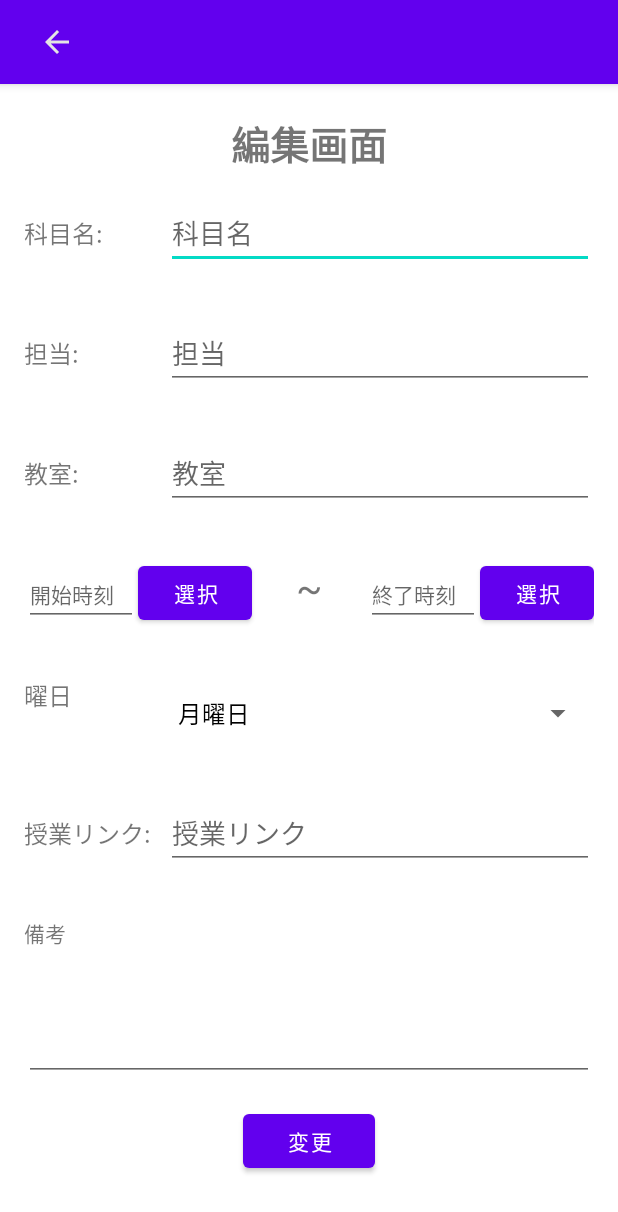
After one commit to SEKI-YUTA/Android_ClassManagementApp, an Android app: the EditClassActivity screen opened directly, with no data from a screen before it, on a phone screen of 412 x 824 dp. The commit adds this screen. Shown: the top 1212 px of the screen. Run offline under Robolectric (Android 15) with nearby library versions, the phone set to English and light mode, and no system bars; our stand-ins replace Room's generated code; 6 statements that could not run were skipped.

Commit message:
add context menu add edit action and delete action to the context menu

```diff
--- a/app/src/main/AndroidManifest.xml
+++ b/app/src/main/AndroidManifest.xml
@@ -13,6 +13,9 @@
         android:supportsRtl="true"
         android:theme="@style/Theme.ClassManagementApp"
         tools:targetApi="31">
+        <activity
+            android:name=".EditClassActivity"
+            android:exported="false" />
         <activity
             android:name=".CClassDetailActivity"
             android:exported="false" />
--- /dev/null
+++ b/app/src/main/java/com/example/classmanagementapp/EditClassActivity.java
@@ -0,0 +1,189 @@
+package com.example.classmanagementapp;
+
+import androidx.appcompat.app.ActionBar;
+import androidx.appcompat.app.AppCompatActivity;
+import androidx.fragment.app.DialogFragment;
+
+import android.content.Intent;
+import android.os.Bundle;
+import android.view.View;
+import android.widget.AdapterView;
+import android.widget.ArrayAdapter;
+import android.widget.Button;
+import android.widget.EditText;
+import android.widget.Spinner;
+import android.widget.Toast;
+
+import com.example.classmanagementapp.Database.RoomDB;
+import com.example.classmanagementapp.Models.CClass;
+import com.example.classmanagementapp.Utils.AppBarSetUP;
+import com.example.classmanagementapp.Utils.EnumConstantValues;
+
+import java.util.Arrays;
+import java.util.Date;
+
+public class EditClassActivity extends AppCompatActivity {
+    private ActionBar actionBar;
+    private EditText edit_subjectName, edit_teacherName, edit_roomName,
+            edit_startTime, edit_endTime, edit_onlineLink, edit_remark;
+    private Button btn_choiceStartTime, btn_choiceEndTime, btn_classEdit;
+    private Spinner spinner_weekDay;
+    private RoomDB database;
+    private int viewPagerPageNum;
+    private CClass currentCClass;
+    @Override
+    protected void onCreate(Bundle savedInstanceState) {
+        super.onCreate(savedInstanceState);
+        setContentView(R.layout.activity_edit_class);
+
+        viewPagerPageNum = getIntent().getIntExtra("viewPagerPageNum", 0);
+        currentCClass = (CClass) getIntent().getSerializableExtra("currentCClass");
+        // アクションバーに戻るボタンを追加
+        actionBar = getSupportActionBar();
+        AppBarSetUP.hideTitle(actionBar);
+        AppBarSetUP.applyCustomLayout(actionBar, R.layout.custom_appbar1);
+        // ここまで
+
+        edit_subjectName = findViewById(R.id.edit_subjectName);
+        edit_teacherName = findViewById(R.id.edit_teacherName);
+        edit_roomName = findViewById(R.id.edit_roomName);
+        edit_startTime = findViewById(R.id.edit_startTime);
+        edit_endTime = findViewById(R.id.edit_endTime);
+        edit_onlineLink = findViewById(R.id.edit_onlineLink);
+        edit_remark = findViewById(R.id.edit_remarkText);
+        btn_choiceStartTime = findViewById(R.id.btn_choiceStartTime);
+        btn_choiceEndTime = findViewById(R.id.btn_choiceEndTime);
+        spinner_weekDay = findViewById(R.id.spinner_weekOfDay);
+        btn_classEdit = findViewById(R.id.btn_classEdit);
+
+        setDefaultValue();
+
+        database = RoomDB.getInstance(EditClassActivity.this);
+
+        edit_startTime.setFocusable(false);
+        edit_endTime.setFocusable(false);
+
+        ArrayAdapter<CharSequence> adapter = ArrayAdapter.createFromResource(this, R.array.weekdays,
+                androidx.appcompat.R.layout.support_simple_spinner_dropdown_item);
+        spinner_weekDay.setAdapter(adapter);
+
+        btn_choiceStartTime.setOnClickListener(new View.OnClickListener() {
+            @Override
+            public void onClick(View view) {
+                // ここにタイムピッカーから取得した値をフォーマットしてから
+                // edit_startTimeに表示させる処理を書く
+                DialogFragment newFragment = new TimePick(edit_startTime);
+                newFragment.show(getSupportFragmentManager(), "timePicker");
+            }
+        });
+
+        btn_choiceEndTime.setOnClickListener(new View.OnClickListener() {
+            @Override
+            public void onClick(View view) {
+                // ここにタイムピッカーから取得した値をフォーマットしてから
+                // edit_endTimeに表示させる処理を書く
+                DialogFragment newFragment = new TimePick(edit_endTime);
+                newFragment.show(getSupportFragmentManager(), "timePicker");
+            }
+        });
+
+        spinner_weekDay.setOnItemSelectedListener(spinnerListener);
+
+        // アクションバーの戻るボタンを押したときの処理
+        findViewById(R.id.customAppbar_goBack).setOnClickListener(new View.OnClickListener() {
+            @Override
+            public void onClick(View view) {
+                backToMain(viewPagerPageNum);
+            }
+        });
+        // ここまで
+
+        btn_classEdit.setOnClickListener(new View.OnClickListener() {
+            @Override
+            public void onClick(View view) {
+                boolean isTimeValid;
+                Date now = new Date();
+                Date startDateTime = new Date();
+                Date endDateTime = new Date();
+
+                // データベースに追加するための下処理と追加処理
+                String subjectName = edit_subjectName.getText().toString();
+                String teacherName = edit_teacherName.getText().toString();
+                String roomName = edit_roomName.getText().toString();
+                String weekOfDay = spinner_weekDay.getSelectedItem().toString();
+                String onlineLink = edit_onlineLink.getText().toString();
+                String remarkText = edit_remark.getText().toString();
+                String startTime = edit_startTime.getText().toString();
+                String endTime = edit_endTime.getText().toString();
+
+                try {
+                    startDateTime.setHours(Integer.parseInt(startTime.split(":")[0]));
+                    startDateTime.setMinutes(Integer.parseInt(startTime.split(":")[1]));
+                    endDateTime.setHours(Integer.parseInt(endTime.split(":")[0]));
+                    endDateTime.setMinutes(Integer.parseInt(endTime.split(":")[1]));
+                } catch (Exception e) {
+                    e.printStackTrace();
+                    Toast.makeText(EditClassActivity.this, "予期せぬエラーが発生しました。\nもう一度操作をしてください。", Toast.LENGTH_SHORT).show();
+                }
+                isTimeValid = endDateTime.after(startDateTime);
+
+                if (subjectName.equals("") || teacherName.equals("") || roomName.equals("") || weekOfDay.equals("")
+                        || startTime.equals("") || endTime.equals("")) {
+                    Toast.makeText(EditClassActivity.this, "備考と授業リンク以外の項目すべてに入力してください", Toast.LENGTH_SHORT).show();
+                    return;
+                }
+                if(!isTimeValid) {
+                    Toast.makeText(EditClassActivity.this, "終了時間を開始時間よりも後に設定してください。", Toast.LENGTH_SHORT).show();
+                    return;
+                }
+                CClass newClass = new CClass(subjectName, teacherName, roomName, weekOfDay, onlineLink,
+                        remarkText, startTime, endTime);
+//                database.mainDAO().insert(newClass);
+                database.mainDAO().update(currentCClass.getID(), subjectName, teacherName, roomName,
+                        weekOfDay, onlineLink, remarkText, startTime, endTime
+                        );
+                String[] weekDays = getResources().getStringArray(R.array.weekdays);
+                int of = Arrays.asList(weekDays).indexOf(newClass.getWeekOfDay());
+                backToMain(of);
+            }
+        });
+    }
+
+    private void setDefaultValue() {
+        edit_subjectName.setText(currentCClass.getSubjectName());
+        edit_teacherName.setText(currentCClass.getTeacherName());
+        edit_roomName.setText(currentCClass.getRoomName());
+        edit_startTime.setText(currentCClass.getStartTime());
+        edit_endTime.setText(currentCClass.getEndTime());
+        edit_remark.setText(currentCClass.getRemarkText());
+    }
+
+
+
+    @Override
+    public void onBackPressed() {
+//        super.onBackPressed();
+        backToMain(viewPagerPageNum);
+    }
+
+    // 曜日選択のスピナーを選択したときの処理
+    private final AdapterView.OnItemSelectedListener spinnerListener = new AdapterView.OnItemSelectedListener() {
+        @Override
+        public void onItemSelected(AdapterView<?> adapterView, View view, int i, long l) {
+        }
+
+        @Override
+        public void onNothingSelected(AdapterView<?> adapterView) {
+
+        }
+    };
+    // ここまで
+    private void backToMain(int of) {
+        Intent intent = new Intent(EditClassActivity.this, MainActivity.class);
+        intent.setFlags(Intent.FLAG_ACTIVITY_CLEAR_TOP);
+        intent.putExtra(EnumConstantValues.VIEWPAGER_OFFSET.getConstantString(), of);
+        intent.putExtra(EnumConstantValues.IS_BACKED.getConstantString(), true);
+        startActivity(intent);
+        finish();
+    }
+}
--- a/app/src/main/java/com/example/classmanagementapp/Listeners/OnClassSelectedListener.java
+++ b/app/src/main/java/com/example/classmanagementapp/Listeners/OnClassSelectedListener.java
@@ -1,7 +1,10 @@
 package com.example.classmanagementapp.Listeners;
+
+import androidx.cardview.widget.CardView;
 
 import com.example.classmanagementapp.Models.CClass;
 
 public interface OnClassSelectedListener {
     void onClassSelected(CClass cClass);
+    void onClassLongPressed(CardView cardView, CClass cClass);
 }
--- /dev/null
+++ b/app/src/main/java/com/example/classmanagementapp/Utils/ActivityController.java
@@ -0,0 +1,2 @@
+package com.example.classmanagementapp.Utils;public class ActivityController {
+}
--- /dev/null
+++ b/app/src/main/res/drawable/ic_baseline_edit_24.xml
@@ -0,0 +1,5 @@
+<vector android:height="24dp" android:tint="#000000"
+    android:viewportHeight="24" android:viewportWidth="24"
+    android:width="24dp" xmlns:android="http://schemas.android.com/apk/res/android">
+    <path android:fillColor="@android:color/white" android:pathData="M3,17.25V21h3.75L17.81,9.94l-3.75,-3.75L3,17.25zM20.71,7.04c0.39,-0.39 0.39,-1.02 0,-1.41l-2.34,-2.34c-0.39,-0.39 -1.02,-0.39 -1.41,0l-1.83,1.83 3.75,3.75 1.83,-1.83z"/>
+</vector>
--- /dev/null
+++ b/app/src/main/res/layout/activity_edit_class.xml
@@ -0,0 +1,193 @@
+<?xml version="1.0" encoding="utf-8"?>
+<androidx.constraintlayout.widget.ConstraintLayout xmlns:android="http://schemas.android.com/apk/res/android"
+    xmlns:tools="http://schemas.android.com/tools"
+    android:layout_width="match_parent"
+    android:layout_height="match_parent"
+    android:focusable="false"
+    android:focusableInTouchMode="false"
+    tools:context=".AddClassActivity">
+    <ScrollView
+        android:layout_width="match_parent"
+        android:layout_height="match_parent">
+        <LinearLayout
+            android:orientation="vertical"
+            android:paddingVertical="20dp"
+            android:layout_width="match_parent"
+            android:layout_height="match_parent">
+            <TextView
+                android:text="編集画面"
+                android:textSize="26sp"
+                android:textStyle="bold"
+                android:textAlignment="center"
+                android:layout_width="match_parent"
+                android:layout_height="wrap_content"/>
+
+            <LinearLayout
+                android:layout_margin="16dp"
+                android:layout_width="match_parent"
+                android:layout_height="wrap_content"
+                android:orientation="horizontal"
+                android:weightSum="4">
+                <TextView
+                    android:layout_width="0dp"
+                    android:layout_height="wrap_content"
+                    android:layout_weight="1"
+                    android:text="科目名: "
+                    android:textSize="16sp"/>
+                <EditText
+                    android:id="@+id/edit_subjectName"
+                    android:layout_width="0dp"
+                    android:layout_height="wrap_content"
+                    android:layout_weight="3"
+                    android:hint="科目名"/>
+            </LinearLayout>
+            <LinearLayout
+                android:layout_margin="16dp"
+                android:layout_width="match_parent"
+                android:layout_height="wrap_content"
+                android:orientation="horizontal"
+                android:weightSum="4">
+                <TextView
+                    android:layout_width="0dp"
+                    android:layout_height="wrap_content"
+                    android:layout_weight="1"
+                    android:text="担当: "
+                    android:textSize="16sp"/>
+                <EditText
+                    android:id="@+id/edit_teacherName"
+                    android:layout_width="0dp"
+                    android:layout_height="wrap_content"
+                    android:layout_weight="3"
+                    android:hint="担当"/>
+            </LinearLayout>
+            <LinearLayout
+                android:layout_margin="16dp"
+                android:layout_width="match_parent"
+                android:layout_height="wrap_content"
+                android:orientation="horizontal"
+                android:weightSum="4">
+                <TextView
+                    android:layout_width="0dp"
+                    android:layout_height="wrap_content"
+                    android:layout_weight="1"
+                    android:text="教室: "
+                    android:textSize="16sp"/>
+                <EditText
+                    android:id="@+id/edit_roomName"
+                    android:layout_width="0dp"
+                    android:layout_height="wrap_content"
+                    android:layout_weight="3"
+                    android:inputType="number"
+                    android:hint="教室"/>
+            </LinearLayout>
+
+            <LinearLayout
+                android:layout_margin="16dp"
+                android:orientation="horizontal"
+                android:weightSum="5"
+                android:layout_width="match_parent"
+                android:layout_height="wrap_content">
+                <EditText
+                    android:id="@+id/edit_startTime"
+                    android:layout_width="0dp"
+                    android:layout_height="wrap_content"
+                    android:layout_weight="1"
+                    android:editable="false"
+                    android:hint="開始時刻"
+                    android:textSize="14sp"/>
+                <Button
+                    android:id="@+id/btn_choiceStartTime"
+                    android:layout_width="0dp"
+                    android:layout_height="wrap_content"
+                    android:layout_weight="1"
+                    android:text="選択"
+                    />
+                <TextView
+                    android:layout_width="0dp"
+                    android:layout_height="wrap_content"
+                    android:text="~"
+                    android:textSize="26sp"
+                    android:textAlignment="center"
+                    android:layout_weight="1"/>
+                <EditText
+                    android:id="@+id/edit_endTime"
+                    android:layout_width="0dp"
+                    android:layout_height="wrap_content"
+                    android:layout_weight="1"
+                    android:editable="false"
+                    android:hint="終了時刻"
+                    android:textSize="14sp"/>
+                <Button
+                    android:id="@+id/btn_choiceEndTime"
+                    android:layout_width="0dp"
+                    android:layout_height="wrap_content"
+                    android:layout_weight="1"
+                    android:text="選択"
+                    />
+
+            </LinearLayout>
+            <LinearLayout
+                android:weightSum="4"
+                android:layout_margin="16dp"
+                android:orientation="horizontal"
+                android:layout_width="match_parent"
+                android:layout_height="wrap_content">
+                <TextView
+                    android:layout_width="0dp"
+                    android:layout_height="wrap_content"
+                    android:layout_weight="1"
+                    android:textSize="16sp"
+                    android:text="曜日"/>
+                <Spinner
+                    android:layout_weight="3"
+                    android:id="@+id/spinner_weekOfDay"
+                    android:layout_width="0dp"
+                    android:layout_gravity="bottom"
+                    android:layout_height="wrap_content"/>
+            </LinearLayout>
+            <LinearLayout
+                android:layout_margin="16dp"
+                android:layout_width="match_parent"
+                android:layout_height="wrap_content"
+                android:orientation="horizontal"
+                android:weightSum="4">
+                <TextView
+                    android:layout_width="0dp"
+                    android:layout_height="wrap_content"
+                    android:layout_weight="1"
+                    android:text="授業リンク: "
+                    android:textSize="16sp"/>
+                <EditText
+                    android:id="@+id/edit_onlineLink"
+                    android:layout_width="0dp"
+                    android:layout_height="wrap_content"
+                    android:layout_weight="3"
+                    android:hint="授業リンク"/>
+            </LinearLayout>
+            <LinearLayout
+                android:layout_margin="16dp"
+                android:layout_width="match_parent"
+                android:layout_height="wrap_content"
+                android:orientation="vertical">
+                <TextView
+                    android:layout_width="wrap_content"
+                    android:layout_height="wrap_content"
+                    android:text="備考"/>
+                <EditText
+                    android:id="@+id/edit_remarkText"
+                    android:layout_width="match_parent"
+                    android:layout_height="wrap_content"
+                    android:lines="3"/>
+            </LinearLayout>
+            <Button
+                android:layout_gravity="center_horizontal"
+                android:id="@+id/btn_classEdit"
+                android:layout_width="wrap_content"
+                android:layout_height="wrap_content"
+                android:text="変更"/>
+
+        </LinearLayout>
+
+    </ScrollView>
+
+</androidx.constraintlayout.widget.ConstraintLayout>
--- /dev/null
+++ b/app/src/main/res/menu/class_context_menu.xml
@@ -0,0 +1,5 @@
+<?xml version="1.0" encoding="utf-8"?>
+<menu xmlns:android="http://schemas.android.com/apk/res/android">
+    <item android:title="編集" android:id="@+id/context_edit"/>
+    <item android:title="削除" android:id="@+id/context_delete"/>
+</menu>
```
Also changed, not shown: app/src/main/java/com/example/classmanagementapp/Adapters/CClassAdapter.java (+7 -0 lines), app/src/main/java/com/example/classmanagementapp/DayClassPageFragment.java (+53 -3 lines).
